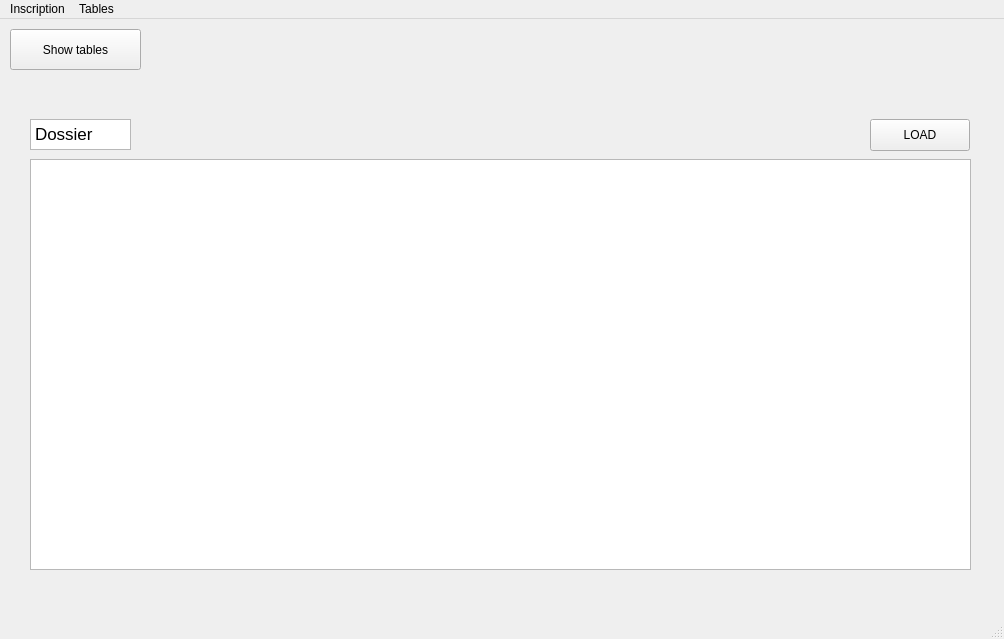
Qt form code/gui/gui/mainwindow.ui (JustRayCB/bdd_projet1) before a commit.
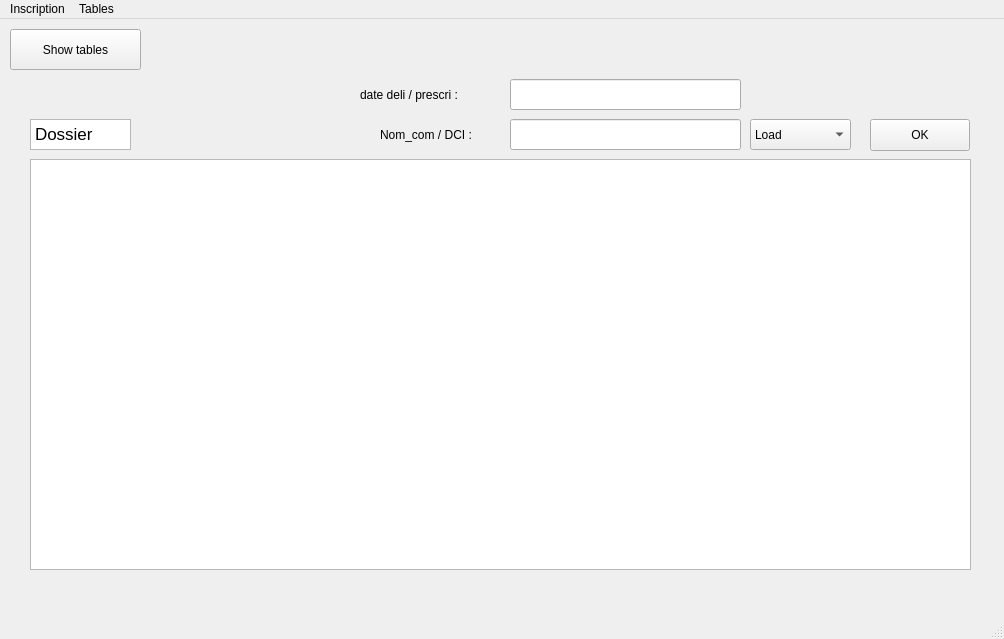
The same form after that commit. The open tabs and pages were chosen to show the change. Icons and pictures are not drawn.

```diff
--- a/code/gui/gui/mainwindow.ui
+++ b/code/gui/gui/mainwindow.ui
@@ -677,7 +677,7 @@
        </rect>
       </property>
       <property name="text">
-       <string>LOAD</string>
+       <string>OK</string>
       </property>
      </widget>
      <widget class="QTableView" name="tableViewDossier">
@@ -707,6 +707,82 @@
 &lt;p style=&quot; margin-top:0px; margin-bottom:0px; margin-left:0px; margin-right:0px; -qt-block-indent:0; text-indent:0px;&quot;&gt;&lt;span style=&quot; font-family:'.AppleSystemUIFont'; font-size:13pt;&quot;&gt;Dossier&lt;/span&gt;&lt;/p&gt;&lt;/body&gt;&lt;/html&gt;</string>
       </property>
      </widget>
+     <widget class="QComboBox" name="comboBox_Dos">
+      <property name="geometry">
+       <rect>
+        <x>740</x>
+        <y>40</y>
+        <width>101</width>
+        <height>31</height>
+       </rect>
+      </property>
+      <item>
+       <property name="text">
+        <string>Load</string>
+       </property>
+      </item>
+      <item>
+       <property name="text">
+        <string>query 4</string>
+       </property>
+      </item>
+      <item>
+       <property name="text">
+        <string>query 5</string>
+       </property>
+      </item>
+      <item>
+       <property name="text">
+        <string>query 9</string>
+       </property>
+      </item>
+     </widget>
+     <widget class="QLineEdit" name="lineEdit_2">
+      <property name="geometry">
+       <rect>
+        <x>500</x>
+        <y>40</y>
+        <width>231</width>
+        <height>31</height>
+       </rect>
+      </property>
+     </widget>
+     <widget class="QLineEdit" name="lineEdit_3">
+      <property name="geometry">
+       <rect>
+        <x>500</x>
+        <y>0</y>
+        <width>231</width>
+        <height>31</height>
+       </rect>
+      </property>
+     </widget>
+     <widget class="QLabel" name="label_2">
+      <property name="geometry">
+       <rect>
+        <x>370</x>
+        <y>40</y>
+        <width>141</width>
+        <height>31</height>
+       </rect>
+      </property>
+      <property name="text">
+       <string>Nom_com / DCI : </string>
+      </property>
+     </widget>
+     <widget class="QLabel" name="label_3">
+      <property name="geometry">
+       <rect>
+        <x>350</x>
+        <y>0</y>
+        <width>151</width>
+        <height>31</height>
+       </rect>
+      </property>
+      <property name="text">
+       <string>date deli / prescri : </string>
+      </property>
+     </widget>
     </widget>
     <widget class="QWidget" name="Medicament">
      <widget class="QTableView" name="tableViewMedicament">
```
Left out of the diff: 2 changed lines with no effect on the pictures.
